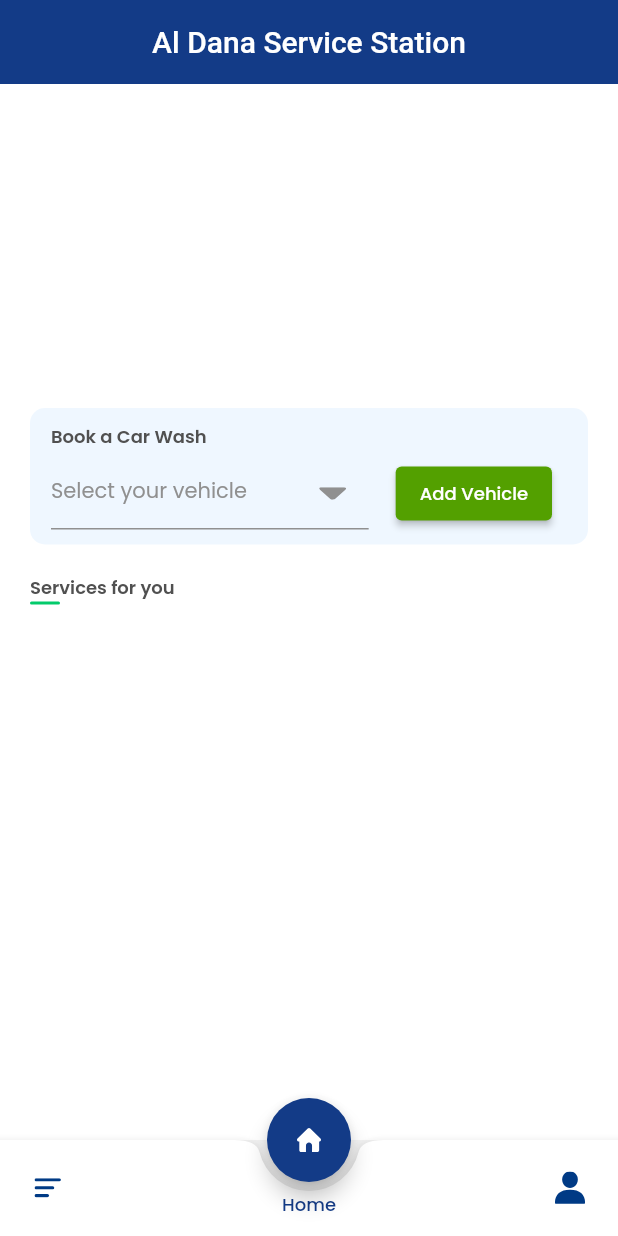
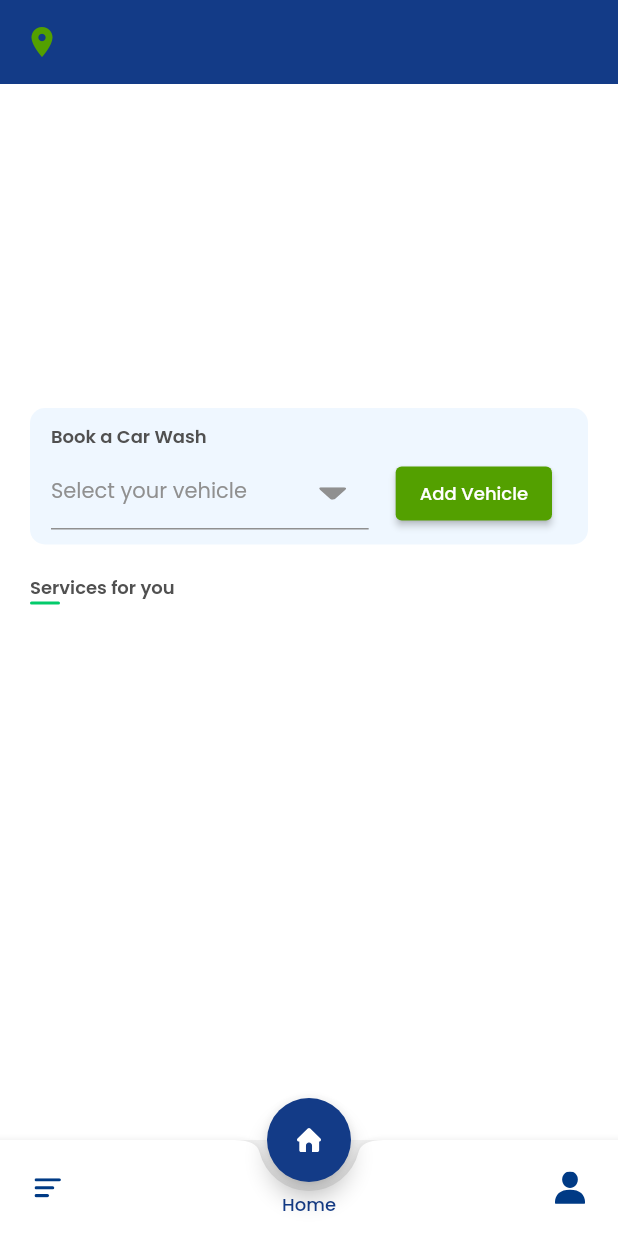
Before and after one commit to dev-dezynex/al-dana, a Flutter app: the HomeView screen opened by its route, on a phone screen of 412 x 824 dp. Run offline on Flutter 3.47's test engine with Material 2 defaults, Android fonts, the phone set to English and light mode, and no system bars; our stand-ins replace card_swiper, device_info_plus, dotted_border, file_picker, flutter_colorpicker, flutter_svg and 14 more; missing offline and left inert: flutter_polyline_points, map_launcher, razorpay_flutter; accounts and stored records are empty; network calls fail.

Commit message:
branch loc & tile

```diff
--- a/lib/app/data/widgets/branch_tile.dart
+++ b/lib/app/data/widgets/branch_tile.dart
@@ -29,6 +29,7 @@ class _BranchTileState extends State<BranchTile> {
       child: Container(
         margin: const EdgeInsets.only(right: 10),
         child: Stack(
+          clipBehavior: Clip.none,
           children: [
             Container(
               constraints: BoxConstraints(
@@ -52,8 +53,12 @@ class _BranchTileState extends State<BranchTile> {
                 ),
               ),
             ),
-            Positioned.fill(
-              child: Container(
+            Container(
+              constraints: BoxConstraints(
+                  minHeight: 130,
+                  maxHeight: 170,
+                  minWidth: Get.width * .6,
+                  maxWidth: Get.width),
               decoration: BoxDecoration(
                 borderRadius: BorderRadius.circular(10),
                 gradient: !widget.isSelected
@@ -146,7 +151,6 @@ class _BranchTileState extends State<BranchTile> {
                 ],
               ),
             ),
-            ),
           ],
         ),
       ),
--- a/lib/app/modules/home/views/home_view.dart
+++ b/lib/app/modules/home/views/home_view.dart
@@ -21,12 +21,14 @@ class HomeView extends GetView<HomeController> {
   final GlobalKey<ScaffoldState> _scaffoldKey = GlobalKey<ScaffoldState>();
   @override
   Widget build(BuildContext context) {
+    final w = MediaQuery.of(context).size.width;
+    final h = MediaQuery.of(context).size.height;
     return Scaffold(
       key: _scaffoldKey,
       backgroundColor: bgColor1,
       resizeToAvoidBottomInset: false,
       appBar: AppBar(
-        centerTitle: true,
+        centerTitle: false,
         systemOverlayStyle: const SystemUiOverlayStyle(
           statusBarColor: Colors.transparent,
           statusBarIconBrightness: Brightness.dark,
@@ -34,7 +36,47 @@ class HomeView extends GetView<HomeController> {
         ),
         backgroundColor: primary,
         automaticallyImplyLeading: false,
-        title: const Text('Al Dana Service Station'),
+        title: GestureDetector(
+          onTap: () {
+            Get.offAllNamed(Routes.BRANCH);
+          },
+          child: Row(
+            children: [
+              const Icon(
+                Icons.place,
+                color: greenAppTheme,
+              ),
+              const SizedBox(
+                width: 5,
+              ),
+              Column(
+                crossAxisAlignment: CrossAxisAlignment.start,
+                children: [
+                  SizedBox(
+                    width: w * 0.4,
+                    child: Text(
+                      Common().selectedBranch.name.capitalizeFirst.toString(),
+                      overflow: TextOverflow.ellipsis,
+                      style: const TextStyle(fontSize: 12),
+                    ),
+                  ),
+                  SizedBox(
+                    width: w * 0.4,
+                    child: Text(
+                      Common()
+                          .selectedBranch
+                          .location
+                          .capitalizeFirst
+                          .toString(),
+                      overflow: TextOverflow.ellipsis,
+                      style: const TextStyle(fontSize: 12),
+                    ),
+                  ),
+                ],
+              )
+            ],
+          ),
+        ),
         // title: Row(
         //   children: [
         //     const Icon(
```
Also changed, not shown: lib/app/modules/service/views/service_view.dart (+4 -4 lines), 5 other files. Lines whose indentation alone changed are shown as unchanged.
